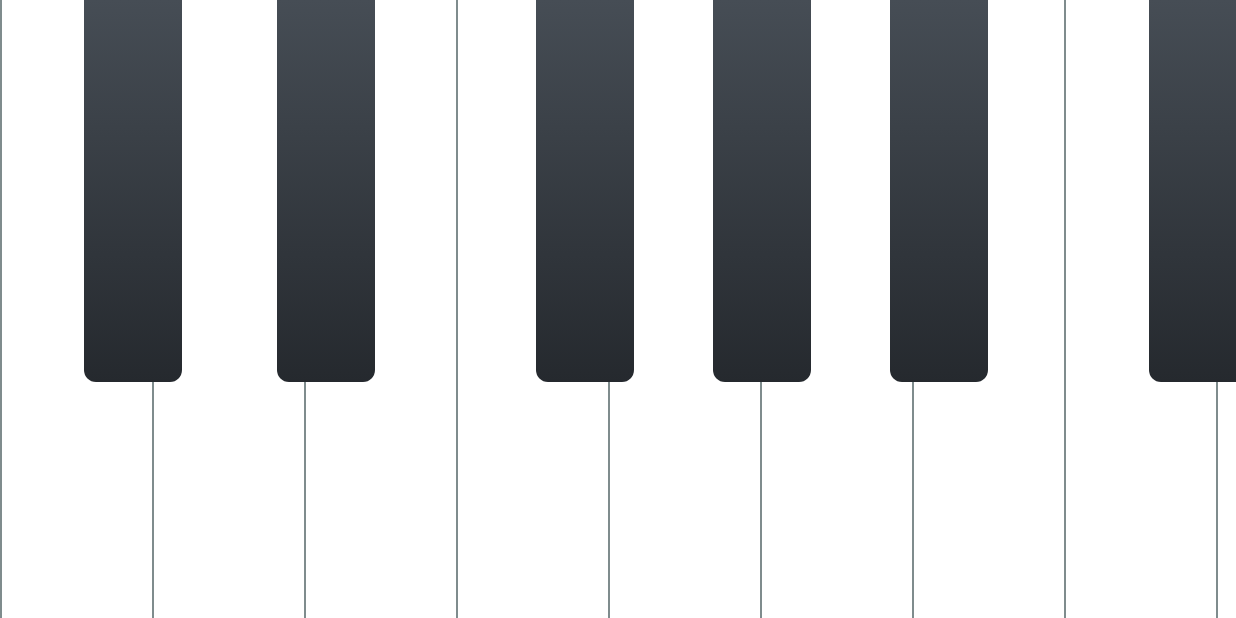
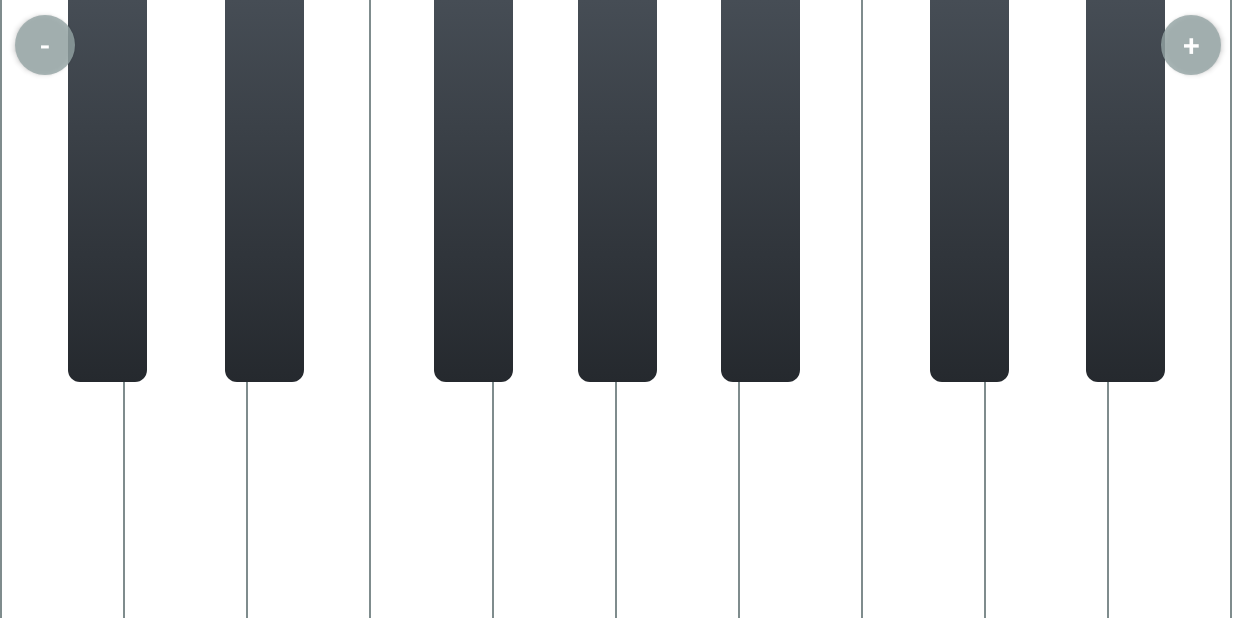
Before and after one commit to mario-ruoff/minimal-piano-native, an Android app: the screen it shows after launch (MainActivity), on a phone screen of 824 x 412 dp (held sideways). Run offline under Robolectric (Android 15) with nearby library versions, the phone set to English and light mode, and no system bars.

Commit message:
Add keyspan adjustment buttons

```diff
--- a/app/src/main/java/com/escape99/minimalpiano/MainActivity.kt
+++ b/app/src/main/java/com/escape99/minimalpiano/MainActivity.kt
@@ -1,9 +1,12 @@
 package com.escape99.minimalpiano
 
+import android.content.res.Resources
 import android.media.AudioAttributes
 import android.media.SoundPool
 import android.os.Bundle
 import android.view.MotionEvent
+import android.view.View
+import android.widget.Button
 import androidx.appcompat.app.AppCompatActivity
 import androidx.constraintlayout.widget.ConstraintLayout
 import androidx.core.view.WindowCompat
@@ -13,11 +16,57 @@ import androidx.core.view.children
 
 class MainActivity : AppCompatActivity() {
 
+    var keySpan = 10
+
     override fun onCreate(savedInstanceState: Bundle?) {
         super.onCreate(savedInstanceState)
         setFullscreenMode()
         setContentView(R.layout.activity_main)
+        setKeyWidths()
+        setButtonActions()
         initializeAudio()
+    }
+
+    private fun setFullscreenMode() {
+        val windowInsetsController =
+            WindowCompat.getInsetsController(window, window.decorView)
+        // Configure the behavior of the hidden system bars
+        windowInsetsController.systemBarsBehavior =
+            WindowInsetsControllerCompat.BEHAVIOR_SHOW_TRANSIENT_BARS_BY_SWIPE
+        // Hide both the status bar and the navigation bar
+        windowInsetsController.hide(WindowInsetsCompat.Type.systemBars())
+    }
+
+    private fun setButtonActions() {
+        val decreaseSpan: Button = findViewById(R.id.decrease_span)
+        val increaseSpan: Button = findViewById(R.id.increase_span)
+        val keys: ConstraintLayout = findViewById(R.id.keys)
+
+        decreaseSpan.setOnClickListener {
+            if (keySpan > 0) keySpan -= 1
+            println("New key span: $keySpan")
+            setKeyWidths()
+        }
+        increaseSpan.setOnClickListener {
+            if (keySpan < getKeyCount()) keySpan += 1
+            println("New key span: $keySpan")
+            setKeyWidths()
+        }
+    }
+
+    private fun setKeyWidths() {
+        val keys: ConstraintLayout = findViewById(R.id.keys)
+        val displayWidth = Resources.getSystem().displayMetrics.widthPixels
+        for (key in keys.children) {
+            val params = key.layoutParams
+            if (key.tag == "whiteKey") {
+                params.width = displayWidth / keySpan - 2   // minus key border
+            }
+            if (key.tag == "blackKey") {
+                params.width = (displayWidth / keySpan * 0.65).toInt()
+            }
+            key.layoutParams = params
+        }
     }
 
     private fun initializeAudio() {
@@ -34,7 +83,7 @@ class MainActivity : AppCompatActivity() {
         // Load sounds from keys defined in xml
         val keys: ConstraintLayout = findViewById(R.id.keys)
         for (key in keys.children) {
-            if (key.id != R.id.guideline) {
+            if (key.tag == "whiteKey" || key.tag == "blackKey") {
                 val keyName = resources.getResourceEntryName(key.id)
                 val soundId = resources.getIdentifier("acoustic_grand_piano_$keyName", "raw", applicationContext.packageName)
                 val sound = soundPool.load(this, soundId, 1)
@@ -54,14 +103,9 @@ class MainActivity : AppCompatActivity() {
         }
     }
 
-    private fun setFullscreenMode() {
-        val windowInsetsController =
-            WindowCompat.getInsetsController(window, window.decorView)
-        // Configure the behavior of the hidden system bars
-        windowInsetsController.systemBarsBehavior =
-            WindowInsetsControllerCompat.BEHAVIOR_SHOW_TRANSIENT_BARS_BY_SWIPE
-        // Hide both the status bar and the navigation bar
-        windowInsetsController.hide(WindowInsetsCompat.Type.systemBars())
+    private fun getKeyCount(): Int {
+        val keys: ConstraintLayout = findViewById(R.id.keys)
+        return keys.children.filter { it.tag == "whiteKey" }.count()
     }
 
 }
--- /dev/null
+++ b/app/src/main/res/drawable/span_button.xml
@@ -0,0 +1,5 @@
+<?xml version="1.0" encoding="utf-8"?>
+<shape xmlns:android="http://schemas.android.com/apk/res/android"
+    android:shape="oval">
+    <solid android:color="#CC95A5A6" />
+</shape>
--- a/app/src/main/res/layout/activity_main.xml
+++ b/app/src/main/res/layout/activity_main.xml
@@ -1,13 +1,32 @@
 <?xml version="1.0" encoding="utf-8"?>
-<HorizontalScrollView xmlns:android="http://schemas.android.com/apk/res/android"
+<androidx.constraintlayout.widget.ConstraintLayout xmlns:android="http://schemas.android.com/apk/res/android"
     xmlns:app="http://schemas.android.com/apk/res-auto"
     xmlns:tools="http://schemas.android.com/tools"
-    android:orientation="horizontal"
     android:layout_width="match_parent"
     android:layout_height="match_parent"
-    android:scrollbarSize="25sp"
+    tools:context=".MainActivity">
+
+    <Button
+        android:id="@+id/decrease_span"
+        style="@style/SpanButton"
+        android:text="@string/decrease_span"
+        app:layout_constraintStart_toStartOf="parent"
+        app:layout_constraintTop_toTopOf="parent" />
+
+    <Button
+        android:id="@+id/increase_span"
+        style="@style/SpanButton"
+        android:text="@string/increase_span"
+        app:layout_constraintEnd_toEndOf="parent"
+        app:layout_constraintTop_toTopOf="parent" />
+
+    <HorizontalScrollView
+        android:id="@+id/horizontalScrollView"
+        android:layout_width="match_parent"
+        android:layout_height="match_parent"
         android:fillViewport="true"
-    tools:context=".MainActivity">
+        android:orientation="horizontal"
+        android:scrollbarSize="25sp">
 
         <androidx.constraintlayout.widget.ConstraintLayout
             android:id="@+id/keys"
@@ -22,193 +41,195 @@
                 android:orientation="horizontal"
                 app:layout_constraintGuide_percent="0.618" />
 
-        <View style="@style/WhiteKey"
+            <View
                 android:id="@+id/c4"
+                style="@style/WhiteKey"
+                app:layout_constraintBottom_toBottomOf="parent"
                 app:layout_constraintStart_toStartOf="parent"
-            app:layout_constraintTop_toTopOf="parent"
+                app:layout_constraintTop_toTopOf="parent" />
+
+            <View
+                android:id="@+id/d4"
+                style="@style/WhiteKey"
                 app:layout_constraintBottom_toBottomOf="parent"
-            android:layout_width="100dp" />
+                app:layout_constraintStart_toEndOf="@+id/c4"
+                app:layout_constraintTop_toTopOf="parent" />
 
-        <View style="@style/WhiteKey"
-            android:id="@+id/d4"
-            app:layout_constraintStart_toEndOf="@+id/c4"
-            app:layout_constraintTop_toTopOf="parent"
+            <View
+                android:id="@+id/e4"
+                style="@style/WhiteKey"
                 app:layout_constraintBottom_toBottomOf="parent"
-            android:layout_width="100dp" />
+                app:layout_constraintStart_toEndOf="@+id/d4"
+                app:layout_constraintTop_toTopOf="parent" />
 
-        <View style="@style/WhiteKey"
-            android:id="@+id/e4"
-            app:layout_constraintStart_toEndOf="@+id/d4"
-            app:layout_constraintTop_toTopOf="parent"
+            <View
+                android:id="@+id/f4"
+                style="@style/WhiteKey"
                 app:layout_constraintBottom_toBottomOf="parent"
-            android:layout_width="100dp" />
+                app:layout_constraintStart_toEndOf="@+id/e4"
+                app:layout_constraintTop_toTopOf="parent" />
 
-        <View style="@style/WhiteKey"
-            android:id="@+id/f4"
-            app:layout_constraintStart_toEndOf="@+id/e4"
-            app:layout_constraintTop_toTopOf="parent"
+            <View
+                android:id="@+id/g4"
+                style="@style/WhiteKey"
                 app:layout_constraintBottom_toBottomOf="parent"
-            android:layout_width="100dp" />
+                app:layout_constraintStart_toEndOf="@+id/f4"
+                app:layout_constraintTop_toTopOf="parent" />
 
-        <View style="@style/WhiteKey"
-            android:id="@+id/g4"
-            app:layout_constraintStart_toEndOf="@+id/f4"
-            app:layout_constraintTop_toTopOf="parent"
+            <View
+                android:id="@+id/a4"
+                style="@style/WhiteKey"
                 app:layout_constraintBottom_toBottomOf="parent"
-            android:layout_width="100dp" />
+                app:layout_constraintStart_toEndOf="@+id/g4"
+                app:layout_constraintTop_toTopOf="parent" />
 
-        <View style="@style/WhiteKey"
-            android:id="@+id/a4"
-            app:layout_constraintStart_toEndOf="@+id/g4"
-            app:layout_constraintTop_toTopOf="parent"
+            <View
+                android:id="@+id/b4"
+                style="@style/WhiteKey"
                 app:layout_constraintBottom_toBottomOf="parent"
-            android:layout_width="100dp" />
+                app:layout_constraintStart_toEndOf="@+id/a4"
+                app:layout_constraintTop_toTopOf="parent" />
 
-        <View style="@style/WhiteKey"
-            android:id="@+id/b4"
-            app:layout_constraintStart_toEndOf="@+id/a4"
-            app:layout_constraintTop_toTopOf="parent"
+            <View
+                android:id="@+id/c5"
+                style="@style/WhiteKey"
                 app:layout_constraintBottom_toBottomOf="parent"
-            android:layout_width="100dp" />
+                app:layout_constraintStart_toEndOf="@id/b4"
+                app:layout_constraintTop_toTopOf="parent" />
 
-        <View style="@style/WhiteKey"
-            android:id="@+id/c5"
-            app:layout_constraintStart_toEndOf="@id/b4"
-            app:layout_constraintTop_toTopOf="parent"
+            <View
+                android:id="@+id/d5"
+                style="@style/WhiteKey"
                 app:layout_constraintBottom_toBottomOf="parent"
-            android:layout_width="100dp" />
+                app:layout_constraintStart_toEndOf="@+id/c5"
+                app:layout_constraintTop_toTopOf="parent" />
 
-        <View style="@style/WhiteKey"
-            android:id="@+id/d5"
-            app:layout_constraintStart_toEndOf="@+id/c5"
-            app:layout_constraintTop_toTopOf="parent"
+            <View
+                android:id="@+id/e5"
+                style="@style/WhiteKey"
                 app:layout_constraintBottom_toBottomOf="parent"
-            android:layout_width="100dp" />
+                app:layout_constraintStart_toEndOf="@+id/d5"
+                app:layout_constraintTop_toTopOf="parent" />
 
-        <View style="@style/WhiteKey"
-            android:id="@+id/e5"
-            app:layout_constraintStart_toEndOf="@+id/d5"
-            app:layout_constraintTop_toTopOf="parent"
+            <View
+                android:id="@+id/f5"
+                style="@style/WhiteKey"
                 app:layout_constraintBottom_toBottomOf="parent"
-            android:layout_width="100dp" />
+                app:layout_constraintStart_toEndOf="@+id/e5"
+                app:layout_constraintTop_toTopOf="parent" />
 
-        <View style="@style/WhiteKey"
-            android:id="@+id/f5"
-            app:layout_constraintStart_toEndOf="@+id/e5"
-            app:layout_constraintTop_toTopOf="parent"
+            <View
+                android:id="@+id/g5"
+                style="@style/WhiteKey"
                 app:layout_constraintBottom_toBottomOf="parent"
-            android:layout_width="100dp" />
+                app:layout_constraintStart_toEndOf="@+id/f5"
+                app:layout_constraintTop_toTopOf="parent" />
 
-        <View style="@style/WhiteKey"
-            android:id="@+id/g5"
-            app:layout_constraintStart_toEndOf="@+id/f5"
-            app:layout_constraintTop_toTopOf="parent"
+            <View
+                android:id="@+id/a5"
+                style="@style/WhiteKey"
                 app:layout_constraintBottom_toBottomOf="parent"
-            android:layout_width="100dp" />
+                app:layout_constraintStart_toEndOf="@+id/g5"
+                app:layout_constraintTop_toTopOf="parent" />
 
-        <View style="@style/WhiteKey"
-            android:id="@+id/a5"
-            app:layout_constraintStart_toEndOf="@+id/g5"
-            app:layout_constraintTop_toTopOf="parent"
+            <View
+                android:id="@+id/b5"
+                style="@style/WhiteKey"
                 app:layout_constraintBottom_toBottomOf="parent"
-            android:layout_width="100dp" />
-
-        <View style="@style/WhiteKey"
-            android:id="@+id/b5"
                 app:layout_constraintStart_toEndOf="@+id/a5"
-            app:layout_constraintTop_toTopOf="parent"
-            app:layout_constraintBottom_toBottomOf="parent"
-            android:layout_width="100dp" />
+                app:layout_constraintTop_toTopOf="parent" />
 
 
-        <View style="@style/BlackKey"
+            <View
                 android:id="@+id/db4"
-            app:layout_constraintStart_toStartOf="parent"
+                style="@style/BlackKey"
+                app:layout_constraintBottom_toTopOf="@+id/guideline"
                 app:layout_constraintEnd_toEndOf="@+id/d4"
                 app:layout_constraintHorizontal_bias="0.4"
-            app:layout_constraintTop_toTopOf="parent"
+                app:layout_constraintStart_toStartOf="parent"
+                app:layout_constraintTop_toTopOf="parent" />
+
+            <View
+                android:id="@+id/eb4"
+                style="@style/BlackKey"
                 app:layout_constraintBottom_toTopOf="@+id/guideline"
-            android:layout_width="65dp" />
-
-        <View style="@style/BlackKey"
-            android:id="@+id/eb4"
-            app:layout_constraintStart_toStartOf="@+id/d4"
                 app:layout_constraintEnd_toEndOf="@+id/e4"
                 app:layout_constraintHorizontal_bias="0.6"
-            app:layout_constraintTop_toTopOf="parent"
+                app:layout_constraintStart_toStartOf="@+id/d4"
+                app:layout_constraintTop_toTopOf="parent" />
+
+            <View
+                android:id="@+id/gb4"
+                style="@style/BlackKey"
                 app:layout_constraintBottom_toTopOf="@+id/guideline"
-            android:layout_width="65dp" />
-
-        <View style="@style/BlackKey"
-            android:id="@+id/gb4"
-            app:layout_constraintStart_toStartOf="@+id/f4"
                 app:layout_constraintEnd_toEndOf="@+id/g4"
                 app:layout_constraintHorizontal_bias="0.375"
-            app:layout_constraintTop_toTopOf="parent"
+                app:layout_constraintStart_toStartOf="@+id/f4"
+                app:layout_constraintTop_toTopOf="parent" />
+
+            <View
+                android:id="@+id/ab4"
+                style="@style/BlackKey"
                 app:layout_constraintBottom_toTopOf="@+id/guideline"
-            android:layout_width="65dp" />
+                app:layout_constraintEnd_toEndOf="@+id/a4"
+                app:layout_constraintStart_toStartOf="@+id/g4"
+                app:layout_constraintTop_toTopOf="parent" />
 
-        <View style="@style/BlackKey"
-            android:id="@+id/ab4"
-            app:layout_constraintStart_toStartOf="@+id/g4"
-            app:layout_constraintEnd_toEndOf="@+id/a4"
-            app:layout_constraintTop_toTopOf="parent"
+            <View
+                android:id="@+id/bb4"
+                style="@style/BlackKey"
                 app:layout_constraintBottom_toTopOf="@+id/guideline"
-            android:layout_width="65dp" />
-
-        <View style="@style/BlackKey"
-            android:id="@+id/bb4"
-            app:layout_constraintStart_toStartOf="@+id/a4"
                 app:layout_constraintEnd_toEndOf="@+id/b4"
                 app:layout_constraintHorizontal_bias="0.625"
-            app:layout_constraintTop_toTopOf="parent"
+                app:layout_constraintStart_toStartOf="@+id/a4"
+                app:layout_constraintTop_toTopOf="parent" />
+
+            <View
+                android:id="@+id/db5"
+                style="@style/BlackKey"
                 app:layout_constraintBottom_toTopOf="@+id/guideline"
-            android:layout_width="65dp" />
-
-        <View style="@style/BlackKey"
-            android:id="@+id/db5"
-            app:layout_constraintStart_toStartOf="@id/c5"
                 app:layout_constraintEnd_toEndOf="@+id/d5"
                 app:layout_constraintHorizontal_bias="0.4"
-            app:layout_constraintTop_toTopOf="parent"
+                app:layout_constraintStart_toStartOf="@id/c5"
+                app:layout_constraintTop_toTopOf="parent" />
+
+            <View
+                android:id="@+id/eb5"
+                style="@style/BlackKey"
                 app:layout_constraintBottom_toTopOf="@+id/guideline"
-            android:layout_width="65dp" />
-
-        <View style="@style/BlackKey"
-            android:id="@+id/eb5"
-            app:layout_constraintStart_toStartOf="@+id/d5"
                 app:layout_constraintEnd_toEndOf="@+id/e5"
                 app:layout_constraintHorizontal_bias="0.6"
-            app:layout_constraintTop_toTopOf="parent"
+                app:layout_constraintStart_toStartOf="@+id/d5"
+                app:layout_constraintTop_toTopOf="parent" />
+
+            <View
+                android:id="@+id/gb5"
+                style="@style/BlackKey"
                 app:layout_constraintBottom_toTopOf="@+id/guideline"
-            android:layout_width="65dp" />
-
-        <View style="@style/BlackKey"
-            android:id="@+id/gb5"
-            app:layout_constraintStart_toStartOf="@+id/f5"
                 app:layout_constraintEnd_toEndOf="@+id/g5"
                 app:layout_constraintHorizontal_bias="0.375"
-            app:layout_constraintTop_toTopOf="parent"
+                app:layout_constraintStart_toStartOf="@+id/f5"
+                app:layout_constraintTop_toTopOf="parent" />
+
+            <View
+                android:id="@+id/ab5"
+                style="@style/BlackKey"
                 app:layout_constraintBottom_toTopOf="@+id/guideline"
-            android:layout_width="65dp" />
+                app:layout_constraintEnd_toEndOf="@+id/a5"
+                app:layout_constraintStart_toStartOf="@+id/g5"
+                app:layout_constraintTop_toTopOf="parent" />
 
-        <View style="@style/BlackKey"
-            android:id="@+id/ab5"
-            app:layout_constraintStart_toStartOf="@+id/g5"
-            app:layout_constraintEnd_toEndOf="@+id/a5"
-            app:layout_constraintTop_toTopOf="parent"
+            <View
+                android:id="@+id/bb5"
+                style="@style/BlackKey"
                 app:layout_constraintBottom_toTopOf="@+id/guideline"
-            android:layout_width="65dp" />
-
-        <View style="@style/BlackKey"
-            android:id="@+id/bb5"
-            app:layout_constraintStart_toStartOf="@+id/a5"
                 app:layout_constraintEnd_toEndOf="@+id/b5"
                 app:layout_constraintHorizontal_bias="0.625"
-            app:layout_constraintTop_toTopOf="parent"
-            app:layout_constraintBottom_toTopOf="@+id/guideline"
-            android:layout_width="65dp" />
+                app:layout_constraintStart_toStartOf="@+id/a5"
+                app:layout_constraintTop_toTopOf="parent" />
 
         </androidx.constraintlayout.widget.ConstraintLayout>
 
     </HorizontalScrollView>
+
+</androidx.constraintlayout.widget.ConstraintLayout>
--- a/app/src/main/res/values/strings.xml
+++ b/app/src/main/res/values/strings.xml
@@ -1,3 +1,5 @@
 <resources>
     <string name="app_name">Minimal Piano</string>
+    <string name="increase_span">+</string>
+    <string name="decrease_span">-</string>
 </resources>
--- a/app/src/main/res/values/styles.xml
+++ b/app/src/main/res/values/styles.xml
@@ -1,6 +1,7 @@
 <?xml version="1.0" encoding="utf-8"?>
 <resources>
     <style name="WhiteKey">
+        <item name="android:tag">whiteKey</item>
         <item name="android:layout_width">0dp</item>
         <item name="android:layout_height">0dp</item>
         <item name="android:layout_marginStart">1dp</item>
@@ -9,6 +10,7 @@
         <item name="android:background">@drawable/white_key</item>
     </style>
     <style name="BlackKey">
+        <item name="android:tag">blackKey</item>
         <item name="android:layout_width">0dp</item>
         <item name="android:layout_height">0dp</item>
         <item name="android:layout_marginStart">1dp</item>
@@ -16,4 +18,12 @@
         <item name="android:focusable">true</item>
         <item name="android:background">@drawable/black_key</item>
     </style>
+    <style name="SpanButton">
+        <item name="android:layout_width">40sp</item>
+        <item name="android:layout_height">40sp</item>
+        <item name="android:layout_margin">10dp</item>
+        <item name="android:textColor">#FFFFFF</item>
+        <item name="android:textSize">20sp</item>
+        <item name="android:background">@drawable/span_button</item>
+    </style>
 </resources>
```
Lines whose indentation alone changed are shown as unchanged.
